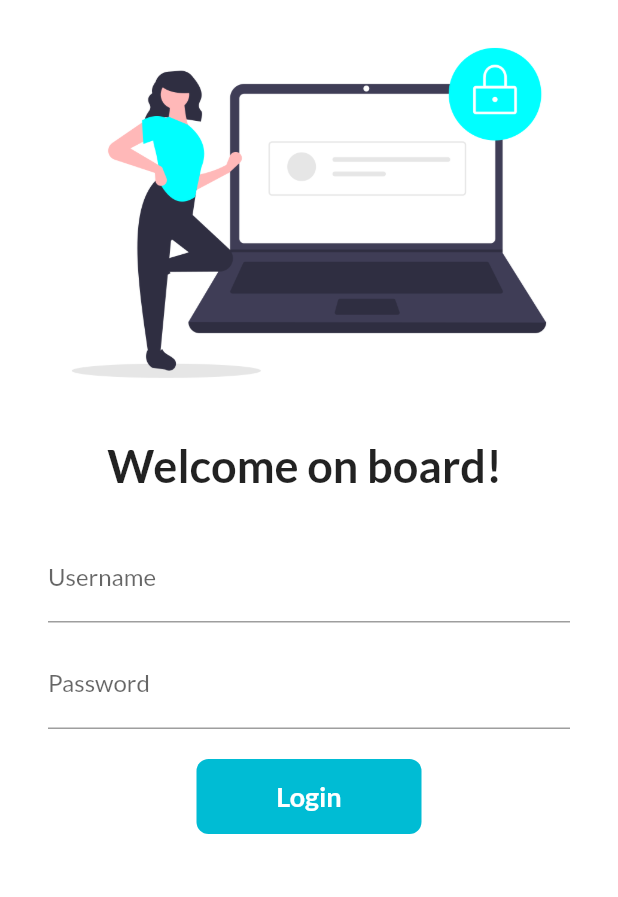
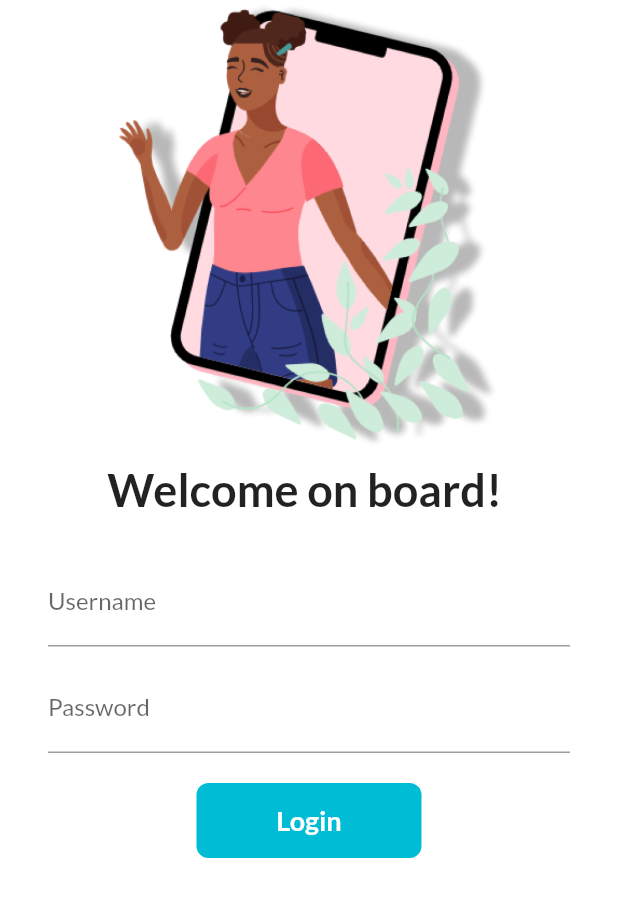
Before and after one commit to ElixerofCoding144/Flutter-Basics, a Flutter app: the screen it shows after launch, on a phone screen of 412 x 824 dp. Shown: the top 897 px of the screen. Run offline on Flutter 3.47's test engine with Material 2 defaults, Android fonts, the phone set to English and light mode, and no system bars; our stand-ins replace google_fonts.

Commit message:
day 7 completed

```diff
--- a/flutter_catalog/lib/screens/login.dart
+++ b/flutter_catalog/lib/screens/login.dart
@@ -10,17 +10,34 @@ class _LoginState extends State<Login> {
   String name = "";
   bool changeButton = false; //By default it will be false
 
+  final _formKey = GlobalKey<FormState>();
+
+  moveToHome(BuildContext context) async {
+    if (_formKey.currentState!.validate()) {
+      setState(() {
+        changeButton = true;
+      });
+      await Future.delayed(Duration(seconds: 1));
+      Navigator.pushNamed(context, MyRoutes.homeRoute);
+      setState(() {
+        changeButton = false;
+      });
+    }
+  }
+
   @override
   Widget build(BuildContext context) {
     return Material(
         color: Colors.white,
         child: SingleChildScrollView(
+          child: Form(
+            key: _formKey,
             child: Column(
               children: [
                 Image.asset(
-                "assets/images/login_image.png",
-                fit: BoxFit.cover,
-                //height: 500,
+                  "assets/images/greet.png",
+                  width: 300,
+                  height: 300,
                 ),
                 SizedBox(
                   height: 8.0,
@@ -46,6 +63,12 @@ class _LoginState extends State<Login> {
                           hintText: "Enter username",
                           labelText: "Username",
                         ),
+                        validator: (value) {
+                          if (value!.isEmpty) {
+                            return "Username Required";
+                          }
+                          return null;
+                        },
                         onChanged: (value) {
                           name = value;
                           setState(
@@ -54,10 +77,11 @@ class _LoginState extends State<Login> {
                           //calling in Stateless will give error
                         },
                       ),
-                    //
+
                       SizedBox(
                         height: 12.0,
                       ),
+
                       //Password TextFormfield
                       TextFormField(
                         obscureText: true,
@@ -65,6 +89,14 @@ class _LoginState extends State<Login> {
                           hintText: "Enter password",
                           labelText: "Password",
                         ),
+                        validator: (value) {
+                          if (value!.isEmpty) {
+                            return "Password Required";
+                          } else if (value.length < 6) {
+                            return "Password length should be atleast 6 ";
+                          }
+                          return null;
+                        },
                       ),
                       SizedBox(
                         height: 20.0,
@@ -75,16 +107,15 @@ class _LoginState extends State<Login> {
                       //Could have used GestureDetector ---but it doesn't give
                       //feedback(i.e. no ripple effects will be displayed)
                       //on hitting the button
-                    InkWell(
+                      Material(
+                        color: Colors.cyan,
+                        borderRadius:
+                            BorderRadius.circular(changeButton ? 50 : 8),
+                        child: InkWell(
                           //used since Inkwell has the property of showing animations like ripple effects.
-                      onTap: () async {
-                        setState(() {
-                          changeButton = true;
-                        });
-                        await Future.delayed(Duration(seconds: 1));
-                        Navigator.pushNamed(context, MyRoutes.homeRoute);
-                      },
-
+                          onTap: () => moveToHome(
+                              context), //Shorthand operator(fat arrow) is used when
+                          //(1.) you are returning & (2.) a single statement
                           //Created button using Animated container
                           child: AnimatedContainer(
                             duration: Duration(seconds: 1),
@@ -105,13 +136,7 @@ class _LoginState extends State<Login> {
                                         fontWeight: FontWeight.bold,
                                         fontSize: 18),
                                   ),
-                        decoration: BoxDecoration(
-                            color: Colors.cyan,
-                            //shape: changeButton
-                            //  ? BoxShape.circle
-                            //    : BoxShape.rectangle
-                            borderRadius:
-                                BorderRadius.circular(changeButton ? 50 : 8)),
+                          ),
                         ),
                       )
                       //Login ElevatedButton
@@ -128,6 +153,7 @@ class _LoginState extends State<Login> {
                 )
               ],
             ),
+          ),
         ));
   }
 }
```
Also changed, not shown: flutter_catalog/assets/images/greet.png (added). Lines whose indentation alone changed are shown as unchanged.
